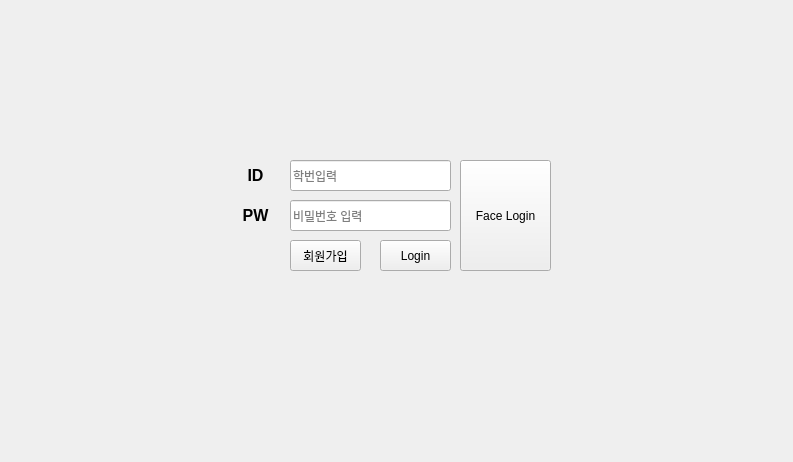
First picture: the form in mainwidget.ui, repository xlbatross/cppqttcpclient, before the edit.
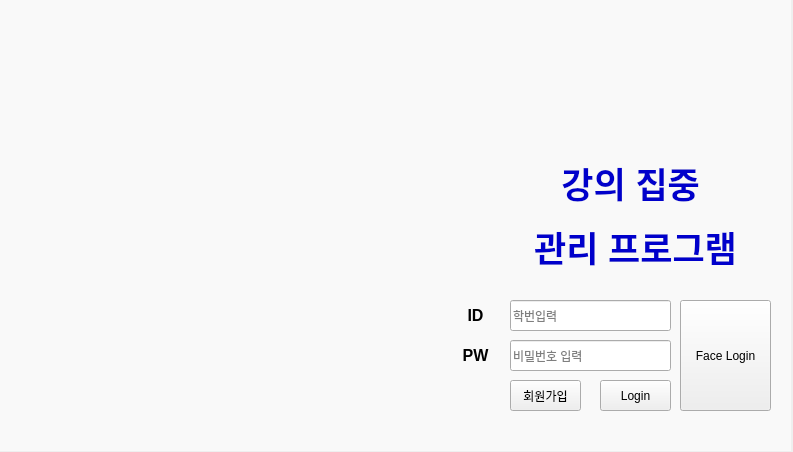
Second picture: the form after the edit. The open tabs and pages were chosen to show the change. Icons and pictures are not drawn.

Commit message: 회원가입창->로그인 이동 edit 수정

Patch:
```diff
--- a/mainwidget.ui
+++ b/mainwidget.ui
@@ -7,7 +7,7 @@
     <x>0</x>
     <y>0</y>
     <width>793</width>
-    <height>462</height>
+    <height>452</height>
    </rect>
   </property>
   <property name="windowTitle">
@@ -29,8 +29,8 @@
     <widget class="QPushButton" name="btn_faceLogin">
      <property name="geometry">
       <rect>
-       <x>460</x>
-       <y>160</y>
+       <x>680</x>
+       <y>300</y>
        <width>91</width>
        <height>111</height>
       </rect>
@@ -42,8 +42,8 @@
     <widget class="QLabel" name="label_7">
      <property name="geometry">
       <rect>
-       <x>230</x>
-       <y>160</y>
+       <x>450</x>
+       <y>300</y>
        <width>51</width>
        <height>31</height>
       </rect>
@@ -55,8 +55,8 @@
     <widget class="QLineEdit" name="edt_loginNum">
      <property name="geometry">
       <rect>
-       <x>290</x>
-       <y>160</y>
+       <x>510</x>
+       <y>300</y>
        <width>161</width>
        <height>31</height>
       </rect>
@@ -68,8 +68,8 @@
     <widget class="QLabel" name="label_8">
      <property name="geometry">
       <rect>
-       <x>230</x>
-       <y>200</y>
+       <x>450</x>
+       <y>340</y>
        <width>51</width>
        <height>31</height>
       </rect>
@@ -81,8 +81,8 @@
     <widget class="QPushButton" name="btn_signUp">
      <property name="geometry">
       <rect>
-       <x>290</x>
-       <y>240</y>
+       <x>510</x>
+       <y>380</y>
        <width>71</width>
        <height>31</height>
       </rect>
@@ -94,8 +94,8 @@
     <widget class="QPushButton" name="btn_login">
      <property name="geometry">
       <rect>
-       <x>380</x>
-       <y>240</y>
+       <x>600</x>
+       <y>380</y>
        <width>71</width>
        <height>31</height>
       </rect>
@@ -110,8 +110,8 @@
     <widget class="QLineEdit" name="edt_loginPw">
      <property name="geometry">
       <rect>
-       <x>290</x>
-       <y>200</y>
+       <x>510</x>
+       <y>340</y>
        <width>161</width>
        <height>31</height>
       </rect>
@@ -123,6 +123,64 @@
       <string>비밀번호 입력</string>
      </property>
     </widget>
+    <widget class="QLabel" name="bg_loginImage">
+     <property name="geometry">
+      <rect>
+       <x>0</x>
+       <y>0</y>
+       <width>791</width>
+       <height>461</height>
+      </rect>
+     </property>
+     <property name="styleSheet">
+      <string notr="true">background-color: rgb(249, 249, 249);</string>
+     </property>
+     <property name="text">
+      <string/>
+     </property>
+    </widget>
+    <widget class="QLabel" name="label">
+     <property name="geometry">
+      <rect>
+       <x>490</x>
+       <y>150</y>
+       <width>291</width>
+       <height>131</height>
+      </rect>
+     </property>
+     <property name="text">
+      <string>&lt;html&gt;&lt;head/&gt;&lt;body&gt;&lt;p align=&quot;center&quot;&gt;&lt;span style=&quot; font-size:26pt; font-weight:700; color:#0000cb;&quot;&gt;강의 집중 &lt;/span&gt;&lt;/p&gt;&lt;p align=&quot;center&quot;&gt;&lt;span style=&quot; font-size:26pt; font-weight:700; color:#0000cb;&quot;&gt;관리 프로그램&lt;/span&gt;&lt;/p&gt;&lt;/body&gt;&lt;/html&gt;</string>
+     </property>
+    </widget>
+    <widget class="QLabel" name="loginImage">
+     <property name="geometry">
+      <rect>
+       <x>10</x>
+       <y>10</y>
+       <width>501</width>
+       <height>271</height>
+      </rect>
+     </property>
+     <property name="text">
+      <string/>
+     </property>
+     <property name="pixmap">
+      <pixmap>picture/login_bg.jpg</pixmap>
+     </property>
+     <property name="scaledContents">
+      <bool>true</bool>
+     </property>
+    </widget>
+    <zorder>bg_loginImage</zorder>
+    <zorder>btn_faceLogin</zorder>
+    <zorder>label_7</zorder>
+    <zorder>edt_loginNum</zorder>
+    <zorder>label_8</zorder>
+    <zorder>btn_signUp</zorder>
+    <zorder>btn_login</zorder>
+    <zorder>edt_loginPw</zorder>
+    <zorder>label</zorder>
+    <zorder>loginImage</zorder>
    </widget>
    <widget class="QWidget" name="page_2">
     <widget class="QPushButton" name="btn_backFromSignUp">
```
Left out of the diff: 100 changed lines with no effect on the pictures. The commit also changes 2 other files.
